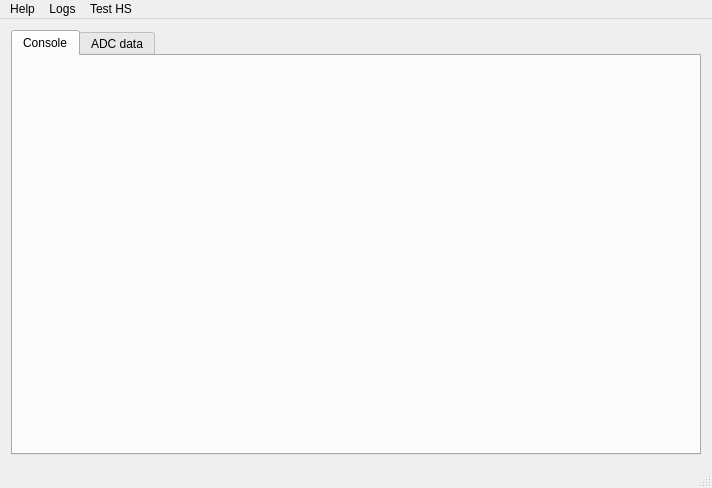
First picture: the form in mainwindow.ui, repository M25Racer/SBC_App, before the edit.
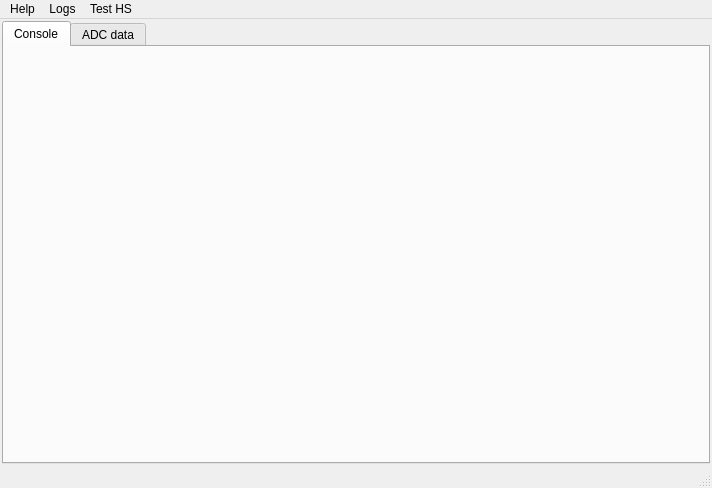
Second picture: the form after the edit. Icons and pictures are not drawn.

Commit message:
Disable mouse click \ double click\press events for 'console', protects from text being written at wrong cursor position.
Changed margins for tab widget.

```diff
--- a/mainwindow.ui
+++ b/mainwindow.ui
@@ -15,6 +15,21 @@
   </property>
   <widget class="QWidget" name="centralWidget">
    <layout class="QVBoxLayout" name="verticalLayout">
+    <property name="spacing">
+     <number>2</number>
+    </property>
+    <property name="leftMargin">
+     <number>2</number>
+    </property>
+    <property name="topMargin">
+     <number>2</number>
+    </property>
+    <property name="rightMargin">
+     <number>2</number>
+    </property>
+    <property name="bottomMargin">
+     <number>2</number>
+    </property>
     <item>
      <widget class="QTabWidget" name="tabWidget">
       <property name="currentIndex">
```
The commit also changes 1 other file.
